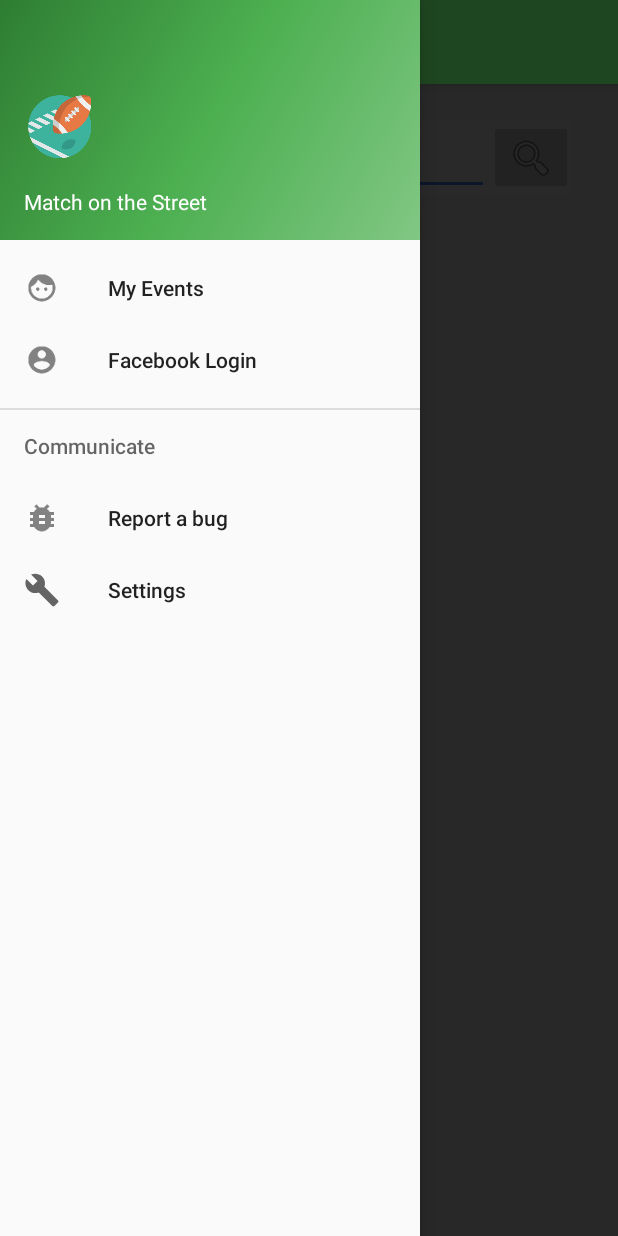
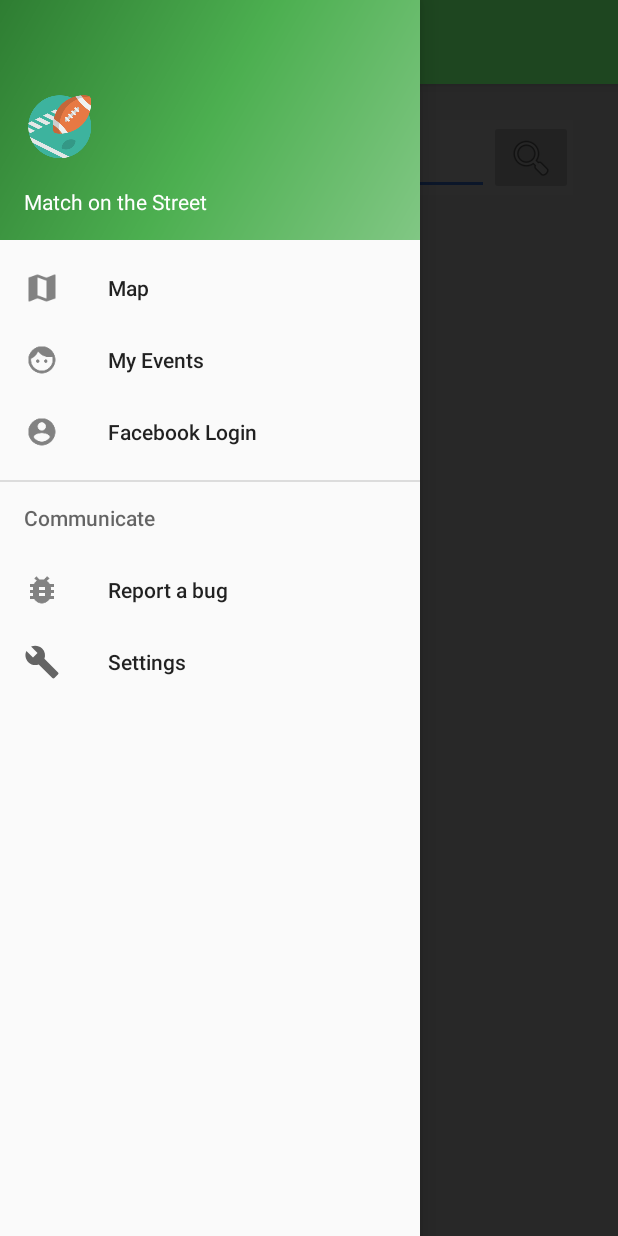
Before and after one commit to MatchOnTheStreet/MatchOnTheStreet, an Android app: the MapsActivity screen opened directly, with no data from a screen before it, with the side drawer open, on a phone screen of 412 x 824 dp. Run offline under Robolectric (Android 15) with nearby library versions, the light colour scheme and no system bars.

Commit message:
Maps pushes the updated pins to the ViewController for the listview. Added the maps to the sidebar.

```diff
--- a/app/src/main/java/com/cse403/matchonthestreet/view/MapsActivity.java
+++ b/app/src/main/java/com/cse403/matchonthestreet/view/MapsActivity.java
@@ -87,6 +87,7 @@ import java.text.DateFormat;
 import java.util.ArrayList;
 import java.util.Date;
 import java.util.HashMap;
+import java.util.HashSet;
 import java.util.List;
 import java.util.Map;
 import java.util.Set;
@@ -600,6 +601,7 @@ public class MapsActivity extends NavActivity implements OnMapReadyCallback,
                         removeAllMarkers();
                         ArrayList<Event> eventArrayList = new ArrayList<>(events);
                         addEventsToMap(eventArrayList);
+                        viewController.updateEventList(new HashSet<>(events));
                     }
                 }
 
--- a/app/src/main/java/com/cse403/matchonthestreet/view/NavActivity.java
+++ b/app/src/main/java/com/cse403/matchonthestreet/view/NavActivity.java
@@ -124,6 +124,11 @@ public class NavActivity extends AppCompatActivity implements NavigationView.OnN
 
         } else if (id == R.id.nav_manage) {
 
+        } else if (id == R.id.my_map) {
+            if (this.getClass() != MapsActivity.class) {
+                Intent intent = new Intent(this, MapsActivity.class);
+                startActivity(intent);
+            }
         }
 
         DrawerLayout drawer = (DrawerLayout) findViewById(R.id.drawer_layout);
--- a/app/src/main/res/menu/activity_nav_drawer_drawer.xml
+++ b/app/src/main/res/menu/activity_nav_drawer_drawer.xml
@@ -2,6 +2,11 @@
 <menu xmlns:android="http://schemas.android.com/apk/res/android">
 
     <group android:checkableBehavior="single">
+
+        <item
+            android:id="@+id/my_map"
+            android:icon="@drawable/ic_map_icon"
+            android:title="Map"/>
         <item
             android:id="@+id/my_events"
             android:icon="@drawable/ic_face_black"
```
Also changed, not shown: app/src/main/res/drawable-hdpi/ic_map_icon.png (added), app/src/main/res/drawable-mdpi/ic_map_icon.png (added), app/src/main/res/drawable-xhdpi/ic_map_icon.png (added), app/src/main/res/drawable-xxhdpi/ic_map_icon.png (added).
